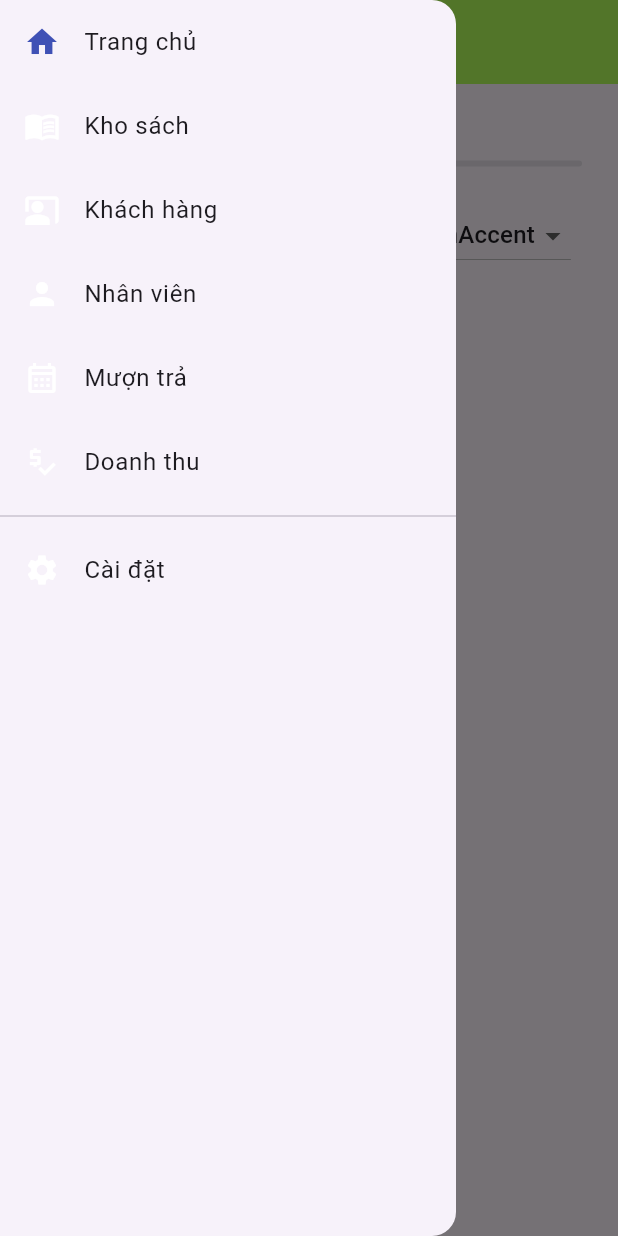
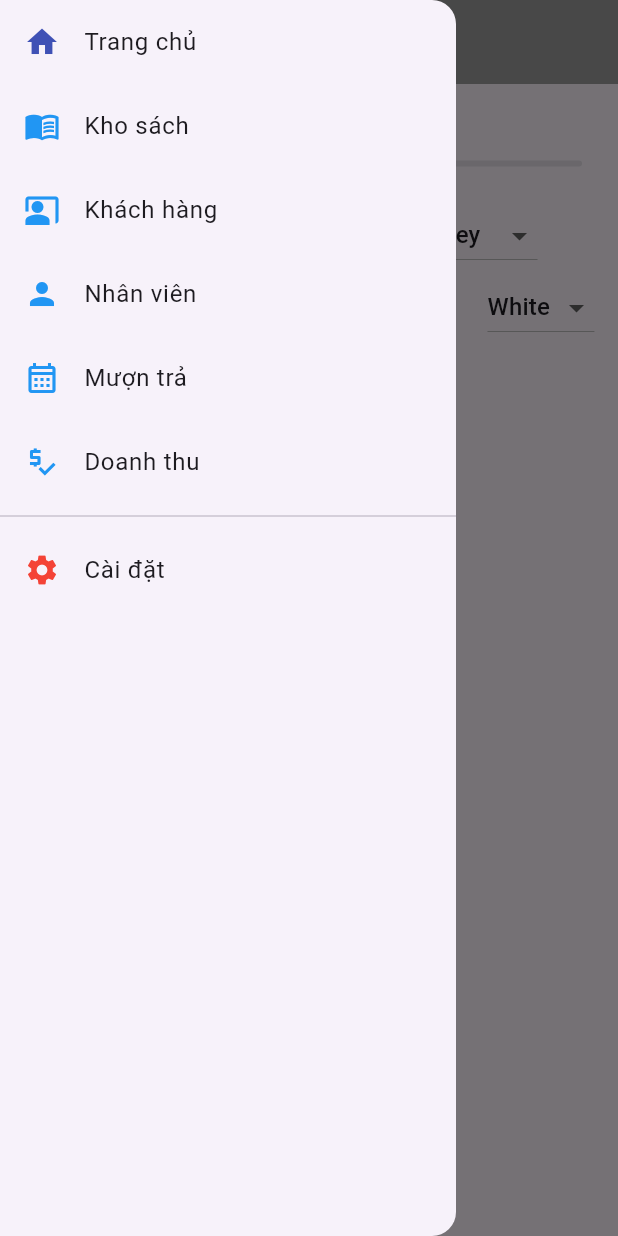
Before and after one commit to MoiChung-nwc/library, a Flutter app: the MySetting screen opened by its route, with the side drawer open, on a phone screen of 412 x 824 dp. Run offline on Flutter 3.47's test engine with Material 3 defaults, Android fonts, the light colour scheme and no system bars; network calls fail.

Commit message:
Update Settings

```diff
--- /dev/null
+++ b/devtools_options.yaml
@@ -0,0 +1 @@
+extensions:
--- a/lib/main.dart
+++ b/lib/main.dart
@@ -6,11 +6,10 @@ import 'package:manager_library/widgets/settings.dart';
 import 'package:manager_library/widgets/roomManager.dart';
 
 void main() {
-  runApp(const MyApp());
+  runApp(MyApp());
 }
 
 class MyApp extends StatelessWidget {
-  const MyApp({super.key});
 
   @override
   Widget build(BuildContext context) {
@@ -20,7 +19,7 @@ class MyApp extends StatelessWidget {
         ChangeNotifierProvider(create: (context) => UserInterface()),
       ],
       child: MaterialApp(
-        initialRoute: "/caidat",
+        initialRoute: "/trangchu",
         routes: {
           "/trangchu": (context) => MyHomePage(),
           "/caidat": (context) => MySetting(),
--- a/lib/models/user_interface.dart
+++ b/lib/models/user_interface.dart
@@ -1,11 +1,31 @@
+
 import 'package:flutter/material.dart';
 
 class UserInterface with ChangeNotifier {
-  static List<String> listColorAppBar = <String>['Grey', 'Purple', 'Red', 'Green', 'Blue', 'LightGreenAccent'];
+  static List<String> listColorAppBar = <String>['Grey', 'Purple', 'Red', 'Green', 'Blue'];
+  static List<String> listColorBackgroundHomepage = <String>['White', 'Purple', 'Red', 'Green', 'Blue'];
 
-  double _fontSize = 20;
-  String _appBarColor = 'LightGreenAccent';
+  double _fontSize = 15;
+  String _appBarColor = 'Grey';
+  String _homePageBackgroundColor = 'White';
 
+  set homePageBackgroundColor(newColor) {
+    _homePageBackgroundColor = newColor;
+    notifyListeners();
+  }
+
+  Color get homePageBackgroundColor {
+    switch(_homePageBackgroundColor) {
+      case 'White': return Colors.white;
+      case 'Purple': return Colors.purple;
+      case 'Red': return Colors.red;
+      case 'Green': return Colors.green;
+      case 'Blue': return Colors.blue;
+      default: return Colors.black;
+    }
+  }
+
+  String get strHomePageBackgroundColor => _homePageBackgroundColor;
 
   set appBarColor(newColor) {
     _appBarColor = newColor;
@@ -19,8 +39,7 @@ class UserInterface with ChangeNotifier {
       case 'Red': return Colors.red;
       case 'Green': return Colors.green;
       case 'Blue': return Colors.blue;
-    //case 'White': return Colors.white;
-      default: return Colors.lightGreenAccent;
+      default: return Colors.white;
     }
   }
 
--- a/lib/widgets/components/my_drawer.dart
+++ b/lib/widgets/components/my_drawer.dart
@@ -19,35 +19,35 @@ class MyDrawer extends StatelessWidget {
             onTap: () => Navigator.of(context).popAndPushNamed('/'),
             child: ListTile(
               title: Text('Kho sách'),
-              leading: Icon(Icons.menu_book, color: Colors.white),
+              leading: Icon(Icons.menu_book, color: Colors.blue),
             ),
           ),
           InkWell(
             onTap: () => Navigator.of(context).popAndPushNamed('/'),
             child: ListTile(
               title: Text('Khách hàng'),
-              leading: Icon(Icons.co_present, color: Colors.white),
+              leading: Icon(Icons.co_present, color: Colors.blue),
             ),
           ),
           InkWell(
             onTap: () => Navigator.of(context).popAndPushNamed('/'),
             child: ListTile(
               title: Text('Nhân viên'),
-              leading: Icon(Icons.person, color: Colors.white),
+              leading: Icon(Icons.person, color: Colors.blue),
             ),
           ),
           InkWell(
             onTap: () => Navigator.of(context).popAndPushNamed('/'),
             child: ListTile(
               title: Text('Mượn trả'),
-              leading: Icon(Icons.calendar_month_outlined, color: Colors.white),
+              leading: Icon(Icons.calendar_month_outlined, color: Colors.blue),
             ),
           ),
           InkWell(
             onTap: () => Navigator.of(context).popAndPushNamed('/'),
             child: ListTile(
               title: Text('Doanh thu'),
-              leading: Icon(Icons.price_check_outlined, color: Colors.white),
+              leading: Icon(Icons.price_check_outlined, color: Colors.blue),
             ),
           ),
 
@@ -57,7 +57,7 @@ class MyDrawer extends StatelessWidget {
             onTap: () => Navigator.of(context).popAndPushNamed('/caidat'),
             child: ListTile(
               title: Text('Cài đặt'),
-              leading: Icon(Icons.settings, color: Colors.white),
+              leading: Icon(Icons.settings, color: Colors.red),
             ),
           ),
         ],
--- a/lib/widgets/homePage.dart
+++ b/lib/widgets/homePage.dart
@@ -13,6 +13,7 @@ class MyHomePage extends StatelessWidget{
     return Consumer<UserInterface>(
       builder: (context, ui, child) {
         return Scaffold(
+          backgroundColor: ui.homePageBackgroundColor,
 
           appBar: AppBar(
             title: Text("Thông tin hệ thống"),
--- a/lib/widgets/settings.dart
+++ b/lib/widgets/settings.dart
@@ -4,17 +4,16 @@ import 'package:provider/provider.dart';
 import 'package:flutter/material.dart';
 
 class MySetting extends StatelessWidget {
-
-
   @override
   Widget build(BuildContext context) {
     return Consumer<UserInterface>(
       builder: (context, ui, child) {
         return Scaffold(
             appBar: AppBar(
-            title: Text('Settings'),
+              title: Text("Settings"),
               backgroundColor: ui.appBarColor,
             ),
+
             drawer: MyDrawer(),
 
             body: Column(
@@ -25,19 +24,21 @@ class MySetting extends StatelessWidget {
                     fontSize: 20,
                   ),
                 ),
+
                 Slider(
-                min: 10,
-                max: 25,
+                  min: 1,
+                  max: 100,
                   value: ui.fontSize,
                   onChanged: (newValue) {
                     ui.fontSize = newValue;
                   },
                 ),
+
                 Row(
                     mainAxisAlignment: MainAxisAlignment.spaceAround,
                     children: [
                       Text(
-                    "AppBar Color: ",
+                        "AppBar Color:",
                         style: TextStyle(
                           fontSize: 20,
                         ),
@@ -45,7 +46,8 @@ class MySetting extends StatelessWidget {
 
                       DropdownButton<String>(
                         value: ui.strAppBarColor,
-                    items: UserInterface.listColorAppBar.map<DropdownMenuItem<String>>((String value) {
+                        items: UserInterface.listColorAppBar.map<DropdownMenuItem<String>>(
+                                (String value) {
                               return DropdownMenuItem<String>(
                                 value: value,
                                 child: Text(value),
@@ -56,12 +58,39 @@ class MySetting extends StatelessWidget {
                           ui.appBarColor = value!;
                         },
                       )
-                ],
+                    ]
+                ),
+
+                Row(
+                    mainAxisAlignment: MainAxisAlignment.spaceAround,
+                    children: [
+                      Text(
+                        " Homepage Background Color:",
+                        style: TextStyle(
+                          fontSize: 20,
+                        ),
+                      ),
+
+                      DropdownButton<String>(
+                        value: ui.strHomePageBackgroundColor,
+                        items: UserInterface.listColorBackgroundHomepage.map<DropdownMenuItem<String>>(
+                                (String value) {
+                              return DropdownMenuItem<String>(
+                                value: value,
+                                child: Text(value),
+                              );
+                            }
+                        ).toList(),
+                        onChanged: (String? value) {
+                          ui.homePageBackgroundColor = value!;
+                        },
+                      )
+                    ]
                 ),
               ],
-          ),
+            )
         );
-      }
+      },
     );
   }
 }
```
Lines whose indentation alone changed are shown as unchanged.
